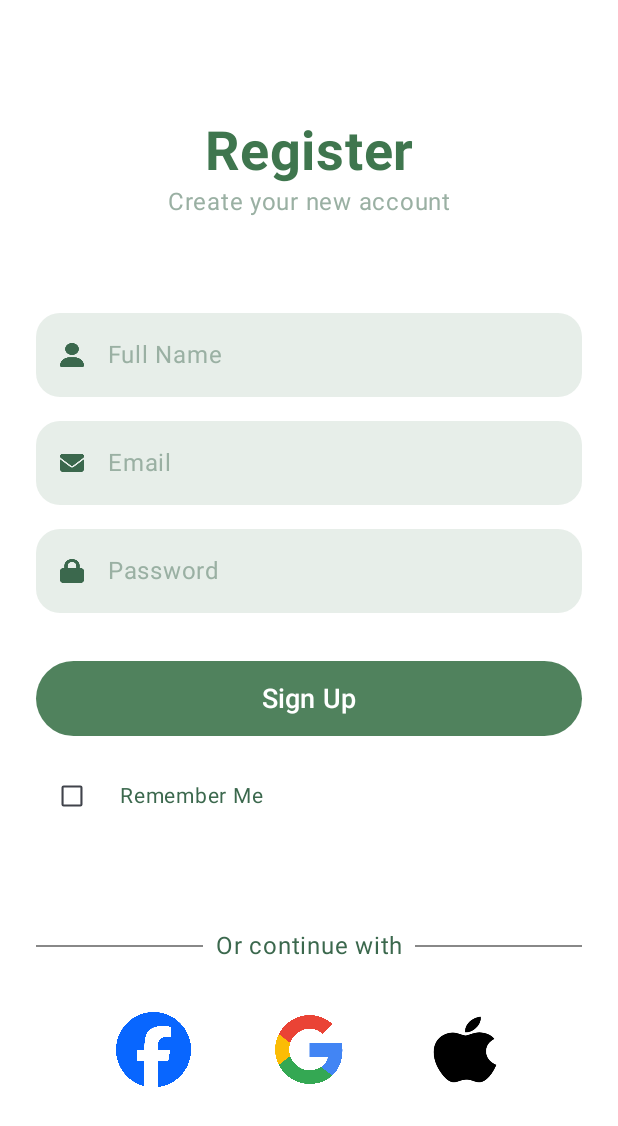
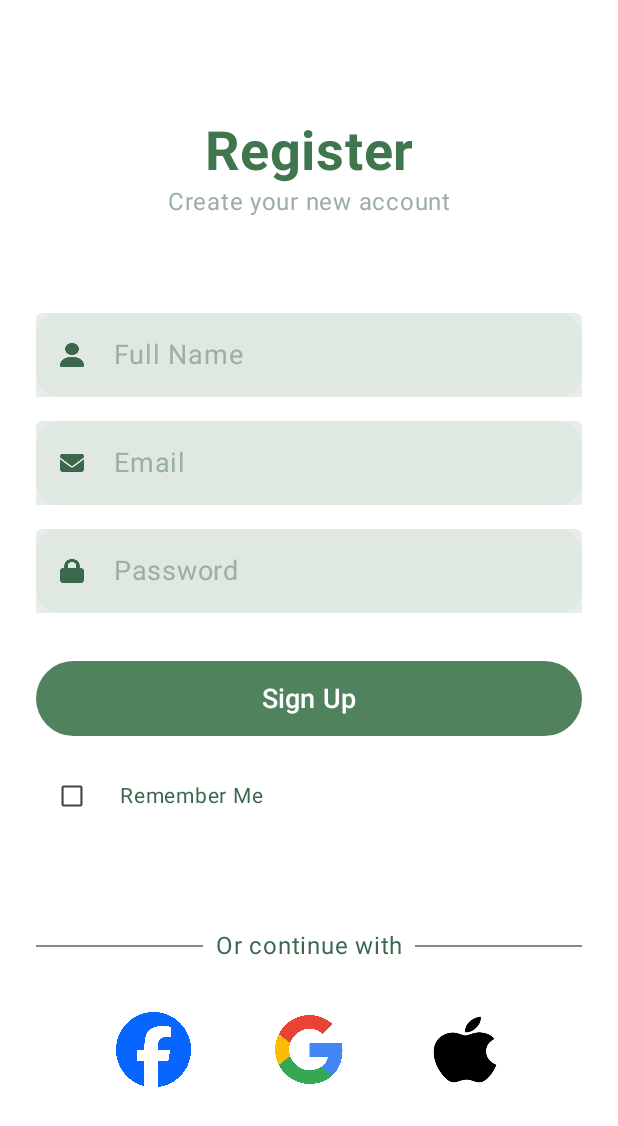
Before and after one commit to VeanceVancott-Vu/Recipe-MobileApp, an Android app built with Jetpack Compose: the SignupScreen screen opened through its navigation route, on a phone screen of 412 x 824 dp. Shown: the top 1126 px of the screen. Run offline under Robolectric (Android 15) with nearby library versions, the phone set to English and light mode, and no system bars; our stand-ins replace Firebase (no records; nobody signed in at launch, a user with empty details on screens opened directly), livedata-compose; 4 statements that could not run were skipped.

```diff
--- a/app/src/main/java/com/example/dacs_3/MainActivity.kt
+++ b/app/src/main/java/com/example/dacs_3/MainActivity.kt
@@ -26,9 +26,11 @@ import androidx.compose.ui.text.style.TextAlign
 import androidx.compose.ui.unit.dp
 import androidx.compose.ui.unit.sp
 import androidx.compose.ui.tooling.preview.Preview
+import androidx.lifecycle.viewmodel.compose.viewModel
 import androidx.navigation.compose.rememberNavController
 import com.example.dacs_3.navigation.AppNavigation
 import com.example.dacs_3.ui.theme.auth.LoginScreen
+import com.example.dacs_3.viewmodel.AuthViewModel
 
 
 class MainActivity : ComponentActivity() {
@@ -43,7 +45,11 @@ class MainActivity : ComponentActivity() {
                 ) {
 
                     val navController = rememberNavController()
-                    AppNavigation(navController)
+
+                    // Q:
+                    val authViewModel: AuthViewModel = viewModel() // Tạo ViewModel
+
+                    AppNavigation(navController, authViewModel)
                 }
             }
         }
--- a/app/src/main/java/com/example/dacs_3/navigation/AppNavigation.kt
+++ b/app/src/main/java/com/example/dacs_3/navigation/AppNavigation.kt
@@ -8,13 +8,16 @@ import com.example.dacs_3.ui.theme.auth.ForgotPasswordScreen
 import com.example.dacs_3.ui.theme.auth.LoginScreen
 import com.example.dacs_3.ui.theme.auth.SignupScreen
 import com.example.dacs_3.ui.theme.main.HomePageScreen
+import com.example.dacs_3.viewmodel.AuthViewModel
 
 @Composable
-fun AppNavigation(navController: NavHostController) {
+fun AppNavigation(navController: NavHostController, authViewModel: AuthViewModel) {
+    val userId = authViewModel.getCurrentUserId() // Lấy UID của user đang đăng nhập
+
     NavHost(navController, startDestination = "login") {
         composable("login") { LoginScreen(navController) }
         composable("signup") { SignupScreen(navController) }
-        composable("homepage") { HomePageScreen(navController) }
+        composable("homepage") { HomePageScreen(navController, userId) } // Truyền UID vào HomePage
         composable("forgot_password") { ForgotPasswordScreen(navController) }
     }
 }
--- a/app/src/main/java/com/example/dacs_3/ui/theme/auth/SignupScreen.kt
+++ b/app/src/main/java/com/example/dacs_3/ui/theme/auth/SignupScreen.kt
@@ -3,15 +3,20 @@ package com.example.dacs_3.ui.theme.auth
 import android.util.Log
 import androidx.compose.foundation.Image
 import androidx.compose.foundation.background
+import androidx.compose.foundation.border
 import androidx.compose.foundation.clickable
 import androidx.compose.foundation.layout.*
 import androidx.compose.foundation.shape.RoundedCornerShape
+import androidx.compose.foundation.text.KeyboardOptions
 import androidx.compose.material3.Button
 import androidx.compose.material3.ButtonDefaults
 import androidx.compose.material3.Checkbox
 import androidx.compose.material3.CheckboxDefaults
 import androidx.compose.material3.Divider
+import androidx.compose.material3.Icon
 import androidx.compose.material3.Text
+import androidx.compose.material3.TextField
+import androidx.compose.material3.TextFieldDefaults
 import androidx.compose.runtime.Composable
 import androidx.compose.runtime.getValue
 import androidx.compose.runtime.livedata.observeAsState
@@ -26,8 +31,12 @@ import androidx.compose.ui.graphics.Color
 import androidx.compose.ui.layout.ContentScale
 import androidx.compose.ui.res.painterResource
 import androidx.compose.ui.text.SpanStyle
+import androidx.compose.ui.text.TextStyle
 import androidx.compose.ui.text.buildAnnotatedString
 import androidx.compose.ui.text.font.FontWeight
+import androidx.compose.ui.text.input.KeyboardType
+import androidx.compose.ui.text.input.PasswordVisualTransformation
+import androidx.compose.ui.text.input.VisualTransformation
 import androidx.compose.ui.text.style.TextAlign
 import androidx.compose.ui.text.style.TextDecoration
 import androidx.compose.ui.text.withStyle
@@ -252,32 +261,36 @@ fun InputField(
     onTextChange: (String) -> Unit,
     icon: Int
 ) {
-    Row(
-        verticalAlignment = Alignment.CenterVertically,
+    TextField(
+        value = text,
+        onValueChange = onTextChange,
+        placeholder = { Text(label, fontSize = 18.sp, color = Color(0xff9ab0a3)) },
         modifier = Modifier
             .fillMaxWidth()
-            .clip(RoundedCornerShape(16.dp))
-            .background(Color(0xa8dbe6de))
-            .padding(16.dp)
-    ) {
-        Image(
-            painter = painterResource(id = icon),
-            contentDescription = null,
-            contentScale = ContentScale.Fit,
-            modifier = Modifier.size(16.dp)
-        )
-
-
-        Spacer(modifier = Modifier.width(16.dp))
-
-
-        Text(
-            text = label,
-            color = Color(0xff9ab0a3),
-            fontSize = 16.sp,
-            textAlign = TextAlign.Start
-        )
-    }
+            .background(Color(0xa8dbe6de), RoundedCornerShape(16.dp)),
+        singleLine = true,
+        colors = TextFieldDefaults.colors(
+            focusedContainerColor = Color(0xa8dbe6de),
+            unfocusedContainerColor = Color(0xa8dbe6de),
+            disabledContainerColor = Color(0xa8dbe6de),
+            focusedIndicatorColor = Color.Transparent,
+            unfocusedIndicatorColor = Color.Transparent,
+            disabledIndicatorColor = Color.Transparent,
+            cursorColor = Color.Black,
+            disabledTextColor = Color.Black,
+            errorContainerColor = Color(0xa8dbe6de)
+        ),
+        leadingIcon = icon?.let {
+            {
+                Icon(
+                    painter = painterResource(id = it),
+                    contentDescription = null,
+                    tint = Color(0xFF3B684D),
+                    modifier = Modifier.size(16.dp)
+                )
+            }
+        }
+    )
 }
 
 
--- a/app/src/main/java/com/example/dacs_3/viewModel/AuthViewModel.kt
+++ b/app/src/main/java/com/example/dacs_3/viewModel/AuthViewModel.kt
@@ -38,4 +38,17 @@ class AuthViewModel : ViewModel() {
     fun isUserLoggedIn(): Boolean {
         return authRepository.isUserLoggedIn()
     }
+
+    // Q:
+    // Phương thức gửi OTP
+    fun sendOtpToEmail(email: String, onResult: (Boolean, String?) -> Unit) {
+        authRepository.sendOtpToEmail(email, onResult)
+    }
+
+    // Q:
+    // Lụm UID
+    fun getCurrentUserId(): String? {
+        return authRepository.getCurrentUserId()
+    }
+
 }
```
Also changed, not shown: app/src/main/java/com/example/dacs_3/repository/AuthRepository.kt (+31 -1 lines), app/src/main/java/com/example/dacs_3/ui/theme/auth/ForgotPasswordScreen.kt (+33 -4 lines), app/src/main/java/com/example/dacs_3/ui/theme/auth/VerifyCodeScreen.kt (deleted, +0 -124 lines), app/src/main/java/com/example/dacs_3/ui/theme/main/HomePageScreen.kt (+17 -4 lines), 1 other file.
